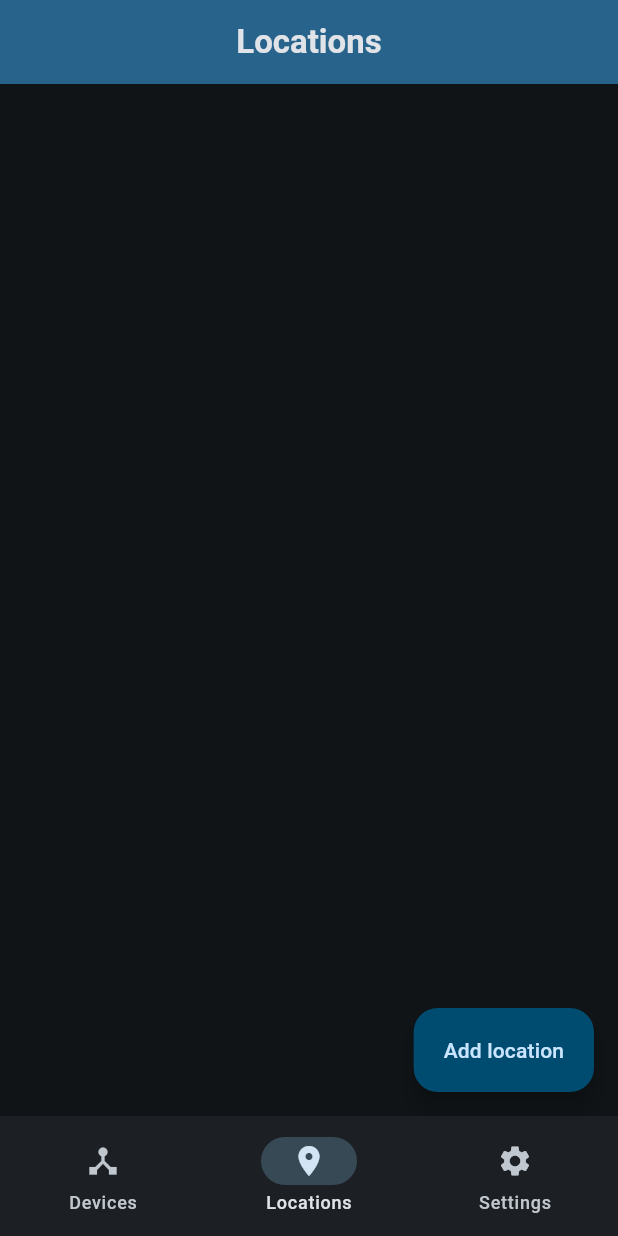
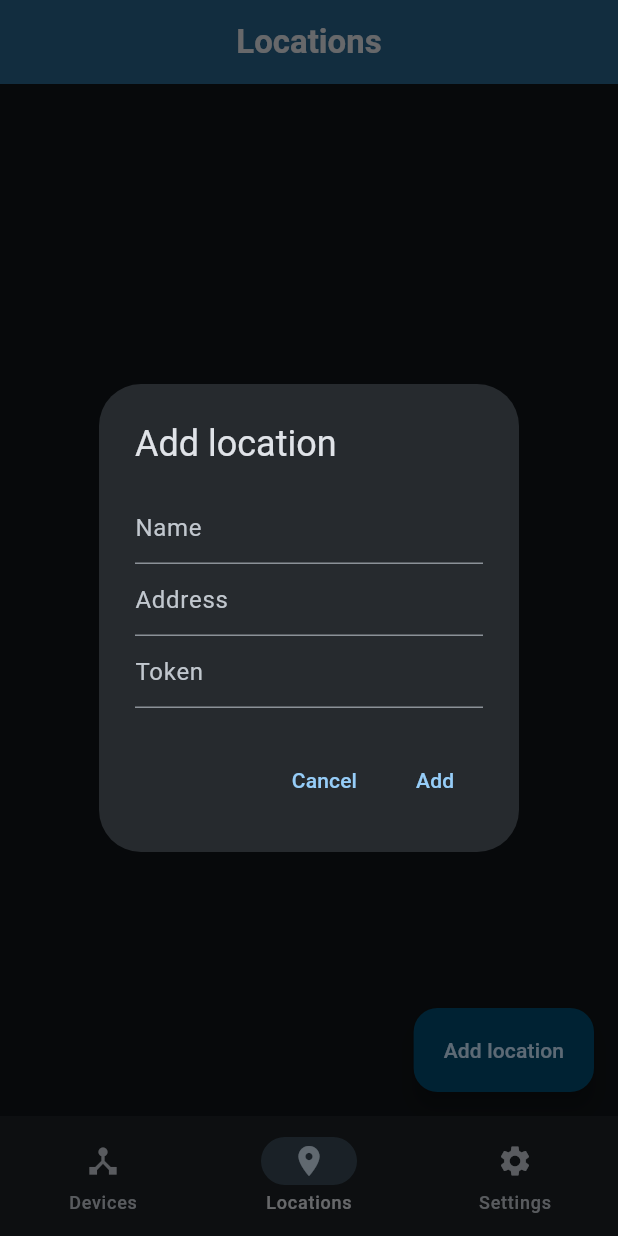
Before and after one commit to HttpRafa/wakey, a Flutter app: the screen it shows after launch, item 2 of the bottom bar chosen, after a tap on "Add location", on a phone screen of 412 x 824 dp. Run offline on Flutter 3.47's test engine with Material 3 defaults, Android fonts, the phone set to English and light mode, and no system bars; our stand-ins replace shared_preferences.

Commit message:
Worked on the dialog system

```diff
--- a/app/lib/device/device.dart
+++ b/app/lib/device/device.dart
@@ -2,9 +2,16 @@ import 'package:flutter/material.dart';
 
 class Device {
 
-  UniqueKey locationId;
+  UniqueKey locationKey;
   String name;
 
-  Device(this.locationId, this.name);
+  Device(this.locationKey, this.name);
+
+  factory Device.fromJson(Map<String, dynamic> json) => Device(json["locationKey"], json["name"]);
+
+  Map<String, dynamic> toJson() => {
+    "locationKey": locationKey,
+    "name": name
+  };
 
 }
--- a/app/lib/device/location.dart
+++ b/app/lib/device/location.dart
@@ -3,9 +3,19 @@ import 'package:flutter/material.dart';
 class Location {
 
   UniqueKey key;
+  String name;
   String address;
-  int port;
+  String token;
 
-  Location(this.key, this.address, this.port);
+  Location(this.key, this.name, this.address, this.token);
+
+  factory Location.fromJson(Map<String, dynamic> json) => Location(json["key"], json["name"], json["address"], json["token"]);
+
+  Map<String, dynamic> toJson() => {
+    "key": key,
+    "name": name,
+    "address": address,
+    "token": token
+  };
 
 }
--- /dev/null
+++ b/app/lib/dialog/add_device_dialog.dart
@@ -0,0 +1,52 @@
+import 'package:flutter/material.dart';
+import 'package:wakey/device/device.dart';
+
+import '../device/location.dart';
+
+void showAddDeviceDialog(BuildContext context, List<Device> devices, List<Location> locations, Function(Device) callback) {
+  if(locations.isNotEmpty) {
+    showDialog(context: context, builder: (context) => AlertDialog(
+      title: const Text("Add device"),
+      content: Column(
+        mainAxisSize: MainAxisSize.min,
+        children: [
+          const Text("Location"),
+          DropdownButton(
+            hint: const Text('Please choose a location'), // Not necessary for Option 1
+            value: locations.first.name,
+            onChanged: (newValue) {
+            },
+            items: locations.map((location) {
+              return DropdownMenuItem(
+                value: location,
+                child: Text(location.name),
+              );
+            }).toList(),
+          ),
+          const Padding(padding: EdgeInsets.only(top: 15), child: Text("Device")),
+          const TextField(
+            decoration: InputDecoration(hintText: "Name"),
+          ),
+        ],
+      ),
+      actions: [
+        TextButton(onPressed: () => Navigator.pop(context), child: const Text("Cancel")),
+        TextButton(onPressed: () {
+          Navigator.pop(context);
+        }, child: const Text("Add")),
+      ],
+    ));
+  } else {
+    showFailedDialog(context, "Failed to add device", "It seems like you haven't added a location yet, please add one first.");
+  }
+}
+
+void showFailedDialog(BuildContext context, String title, String message) {
+  showDialog(context: context, builder: (context) => AlertDialog(
+    title: Text(title),
+    content: Text(message),
+    actions: [
+      TextButton(onPressed: () => Navigator.pop(context), child: const Text("OK")),
+    ],
+  ));
+}
--- /dev/null
+++ b/app/lib/dialog/add_location_dialog.dart
@@ -0,0 +1,48 @@
+import 'package:flutter/material.dart';
+
+import '../device/location.dart';
+
+class AddLocationDialog {
+  static final nameController = TextEditingController();
+  static final addressController = TextEditingController();
+  static final tokenController = TextEditingController();
+
+  static void show(BuildContext context, List<Location> locations, Function(Location) callback) {
+    showDialog(context: context, builder: (context) => AlertDialog(
+      title: const Text("Add location"),
+      content: Column(
+        mainAxisSize: MainAxisSize.min,
+        children: [
+          TextField(
+            decoration: const InputDecoration(hintText: "Name"),
+            controller: nameController,
+          ),
+          TextField(
+            decoration: const InputDecoration(hintText: "Address"),
+            controller: addressController,
+          ),
+          TextField(
+            decoration: const InputDecoration(hintText: "Token"),
+            controller: tokenController,
+            obscureText: true,
+          ),
+        ],
+      ),
+      actions: [
+        TextButton(onPressed: () => Navigator.pop(context), child: const Text("Cancel")),
+        TextButton(onPressed: () {
+          if(!locations.any((element) => element.name == nameController.text)) {
+            Location location = Location(UniqueKey(), nameController.text, addressController.text, tokenController.text);
+            // TODO: Validate that location is correct
+            callback(location);
+
+            Navigator.pop(context);
+          }
+
+          const snackBar = SnackBar(content: Text("There is already a location with the same name"));
+          ScaffoldMessenger.of(context).showSnackBar(snackBar);
+        }, child: const Text("Add")),
+      ],
+    ));
+  }
+}
--- a/app/lib/main.dart
+++ b/app/lib/main.dart
@@ -1,6 +1,10 @@
 import 'package:flutter/material.dart';
 import 'package:wakey/app.dart';
+import 'package:wakey/storage/app_storage.dart';
 
-void main() {
+Future main() async {
+  WidgetsFlutterBinding.ensureInitialized();
+  await AppStorage.init();
+
   runApp(const WakeyApp());
 }
--- a/app/lib/screen/devices.dart
+++ b/app/lib/screen/devices.dart
@@ -1,5 +1,7 @@
 import 'package:flutter/material.dart';
 import 'package:wakey/device/device.dart';
+import 'package:wakey/dialog/add_device_dialog.dart';
+import 'package:wakey/storage/app_storage.dart';
 
 import '../widget/app_bar.dart';
 
@@ -18,7 +20,7 @@ class DevicesScreenState extends State<DevicesScreen> {
   Widget build(BuildContext context) {
     return Scaffold(
       appBar: generateStandardAppBar(context, "Devices"),
-      floatingActionButton: FloatingActionButton.extended(onPressed: addDevice, label: const Text("Add device")),
+      floatingActionButton: FloatingActionButton.extended(onPressed: _addDevice, label: const Text("Add device")),
     );
   }
 
@@ -26,39 +28,11 @@ class DevicesScreenState extends State<DevicesScreen> {
   void initState() {
     super.initState();
 
-    devices = [];
+    devices = AppStorage.pullDevices();
   }
 
-  void addDevice() {
-    showDialog(context: context, builder: (context) => AlertDialog(
-      title: const Text("Add device"),
-      content: Column(
-        mainAxisSize: MainAxisSize.min,
-        children: [
-          const Text("Location"),
-          DropdownButton(
-            hint: Text('Please choose a location'), // Not necessary for Option 1
-            value: "A",
-            onChanged: (newValue) {
-            },
-            items: ['A', 'B', 'C', 'D'].map((location) {
-              return DropdownMenuItem(
-                child: new Text(location),
-                value: location,
-              );
-            }).toList(),
-          ),
-          const Padding(padding: EdgeInsets.only(top: 15), child: Text("Device")),
-          const TextField(
-            decoration: InputDecoration(hintText: "Name"),
-          ),
-        ],
-      ),
-      actions: [
-        TextButton(onPressed: () => Navigator.pop(context), child: Text("Cancel")),
-        TextButton(onPressed: () => Navigator.pop(context), child: Text("Add")),
-      ],
-    ));
+  void _addDevice() {
+    showAddDeviceDialog(context, devices, AppStorage.pullLocations(), (p0) => null);
   }
 
 }
--- a/app/lib/screen/locations.dart
+++ b/app/lib/screen/locations.dart
@@ -1,4 +1,7 @@
 import 'package:flutter/material.dart';
+import 'package:wakey/device/location.dart';
+import 'package:wakey/dialog/add_location_dialog.dart';
+import 'package:wakey/storage/app_storage.dart';
 
 import '../widget/app_bar.dart';
 
@@ -11,16 +14,28 @@ class LocationsScreen extends StatefulWidget {
 
 class LocationsScreenState extends State<LocationsScreen> {
 
+  late List<Location> locations;
+
   @override
   Widget build(BuildContext context) {
     return Scaffold(
       appBar: generateStandardAppBar(context, "Locations"),
-      floatingActionButton: FloatingActionButton.extended(onPressed: addLocation, label: const Text("Add location")),
+      floatingActionButton: FloatingActionButton.extended(onPressed: _addLocation, label: const Text("Add location")),
     );
   }
 
-  void addLocation() {
+  @override
+  void initState() {
+    super.initState();
 
+    locations = AppStorage.pullLocations();
+  }
+
+  void _addLocation() {
+    AddLocationDialog.show(context, locations, (location) => setState(() {
+      locations.add(location);
+      AppStorage.writeLocations(locations);
+    }));
   }
 
 }
--- /dev/null
+++ b/app/lib/storage/app_storage.dart
@@ -0,0 +1,37 @@
+import 'dart:convert';
+
+import 'package:shared_preferences/shared_preferences.dart';
+import 'package:wakey/device/location.dart';
+
+import '../device/device.dart';
+
+class AppStorage {
+
+  static const _keyDevices = "devices";
+  static const _keyLocations = "locations";
+
+  static late SharedPreferences _preferences;
+
+  static Future init() async => _preferences = await SharedPreferences.getInstance();
+
+  static Future writeDevices(List<Device> devices) async => await _preferences.setString(_keyDevices, jsonEncode(devices));
+  static Future writeLocations(List<Location> locations) async => await _preferences.setString(_keyLocations, jsonEncode(locations));
+
+  static List<Device> pullDevices() {
+    final data = _preferences.getString(_keyDevices);
+    if(data != null) {
+      List<dynamic> devices = jsonDecode(data);
+      return List<Device>.from(devices.map((e) => Device.fromJson(e)));
+    }
+    return [];
+  }
+  static List<Location> pullLocations() {
+    final data = _preferences.getString(_keyLocations);
+    if(data != null) {
+      List<dynamic> locations = jsonDecode(data);
+      return List<Location>.from(locations.map((e) => Location.fromJson(e)));
+    }
+    return [];
+  }
+
+}
--- a/app/pubspec.yaml
+++ b/app/pubspec.yaml
@@ -35,6 +35,7 @@ dependencies:
   # The following adds the Cupertino Icons font to your application.
   # Use with the CupertinoIcons class for iOS style icons.
   cupertino_icons: ^1.0.6
+  shared_preferences: ^2.2.3
 
 dev_dependencies:
   flutter_test:
```
Also changed, not shown: app/lib/screens/devices.dart (deleted, +0 -21 lines), app/lib/widgets/app_bar.dart (deleted, +0 -15 lines), app/lib/widgets/device_list.dart (deleted), app/pubspec.lock.
